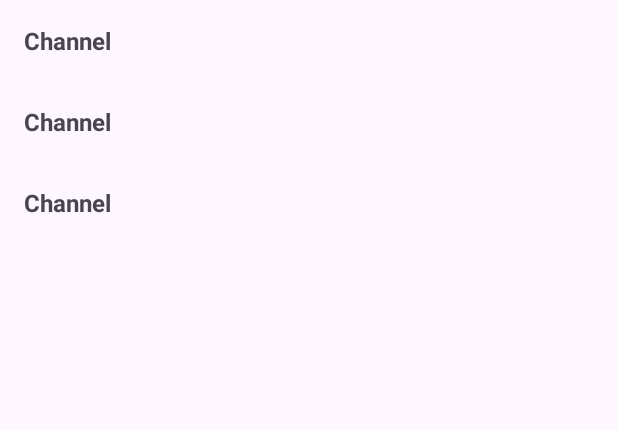
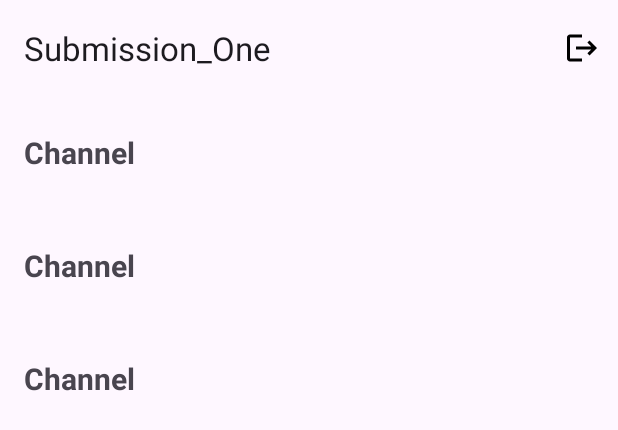
Before and after one commit to GalaxyStarM/PPLM-Authentication-with-Yahoo-, an Android app: the layout activity_main.xml on its own in the app's theme, with its tools: preview values and no code run, on a phone screen of 412 x 824 dp. Shown: the top 430 px of the screen. Run offline under Robolectric (Android 15) with nearby library versions, the phone set to English and light mode, and no system bars.

Commit message:
Menambahkan menu logout

```diff
--- a/app/build.gradle.kts
+++ b/app/build.gradle.kts
@@ -48,6 +48,7 @@ dependencies {
     implementation("com.google.android.material:material:1.11.0")
     implementation("androidx.constraintlayout:constraintlayout:2.1.4")
     implementation("com.google.firebase:firebase-database:20.3.1")
+    implementation("com.google.firebase:firebase-storage:20.3.0")
     testImplementation("junit:junit:4.13.2")
     androidTestImplementation("androidx.test.ext:junit:1.1.5")
     androidTestImplementation("androidx.test.espresso:espresso-core:3.5.1")
--- a/app/src/main/res/layout/activity_main.xml
+++ b/app/src/main/res/layout/activity_main.xml
@@ -6,10 +6,28 @@
     android:layout_height="match_parent"
     tools:context=".MainActivity">
 
+    <com.google.android.material.appbar.AppBarLayout
+        android:id="@+id/appBarLayout"
+        android:layout_width="match_parent"
+        android:layout_height="wrap_content"
+        app:layout_constraintEnd_toEndOf="parent"
+        app:layout_constraintStart_toStartOf="parent"
+        app:layout_constraintTop_toTopOf="parent">
+
+        <com.google.android.material.appbar.MaterialToolbar
+            android:id="@+id/topAppBar"
+            android:layout_width="match_parent"
+            android:layout_height="?attr/actionBarSize"
+            app:menu="@menu/menu_logout"
+            app:title="@string/app_name" />
+
+    </com.google.android.material.appbar.AppBarLayout>
+
     <androidx.recyclerview.widget.RecyclerView
         android:id="@+id/rv_channel"
         android:layout_width="match_parent"
-        android:layout_height="match_parent"
-        tools:listitem="@layout/item_channel"/>
+        android:layout_height="wrap_content"
+        app:layout_constraintTop_toBottomOf="@id/appBarLayout"
+        tools:listitem="@layout/item_channel" />
 
 </androidx.constraintlayout.widget.ConstraintLayout>
--- a/app/src/main/res/layout/item_channel.xml
+++ b/app/src/main/res/layout/item_channel.xml
@@ -1,13 +1,14 @@
 <?xml version="1.0" encoding="utf-8"?>
 <LinearLayout xmlns:android="http://schemas.android.com/apk/res/android"
     android:layout_width="match_parent"
-    android:layout_height="wrap_content">
+    android:layout_height="wrap_content"
+    android:layout_marginVertical="8dp">
 
     <TextView
         android:id="@+id/tvChannel"
         android:layout_width="match_parent"
         android:layout_height="wrap_content"
-        android:textSize="16sp"
+        android:textSize="20sp"
         android:text="@string/channel"
         android:padding="16dp"
         android:textStyle="bold"/>
--- /dev/null
+++ b/app/src/main/res/menu/menu_bottom_nav.xml
@@ -0,0 +1,4 @@
+<?xml version="1.0" encoding="utf-8"?>
+<menu xmlns:android="http://schemas.android.com/apk/res/android">
+
+</menu>
```
Also changed, not shown: app/src/main/java/id/ac/unri/submission_one/MainActivity.kt (+21 -24 lines).
